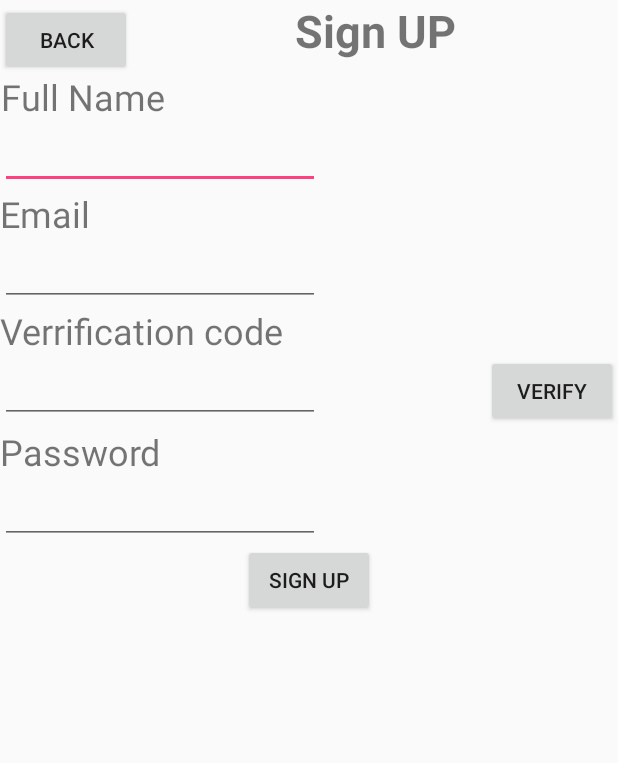
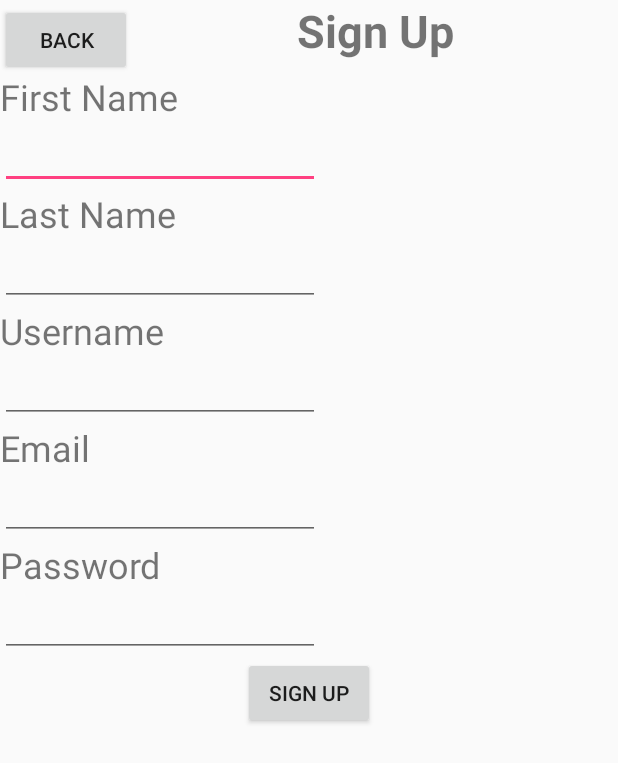
Before and after one commit to CSE403DEATHEATERS/cse403-16au-ACal, an Android app: the SignUPActivity screen opened directly, with no data from a screen before it, on a phone screen of 412 x 824 dp. Shown: the top 763 px of the screen. Run offline under Robolectric (Android 15) with nearby library versions, the phone set to English and light mode, and no system bars.

Commit message:
Login WORKS Signup WORKS

```diff
--- a/app/src/main/res/layout/activity_main.xml
+++ b/app/src/main/res/layout/activity_main.xml
@@ -22,4 +22,5 @@
         app:headerLayout="@layout/nav_header_main"
         app:menu="@menu/activity_main_drawer" />
 
+
 </android.support.v4.widget.DrawerLayout>
--- a/app/src/main/res/layout/login.xml
+++ b/app/src/main/res/layout/login.xml
@@ -34,7 +34,7 @@
         android:layout_height="45dp">
 
         <TextView
-            android:text="Email/Username"
+            android:text="Username"
             android:layout_width="wrap_content"
             android:layout_height="wrap_content"
             android:id="@+id/login_username_textview"
--- a/app/src/main/res/layout/nav_header_main.xml
+++ b/app/src/main/res/layout/nav_header_main.xml
@@ -10,7 +10,8 @@
     android:paddingLeft="@dimen/activity_horizontal_margin"
     android:paddingRight="@dimen/activity_horizontal_margin"
     android:paddingTop="@dimen/activity_vertical_margin"
-    android:theme="@style/ThemeOverlay.AppCompat.Dark">
+    android:theme="@style/ThemeOverlay.AppCompat.Dark"
+    android:id="@+id/nav_header">
 
     <ImageView
         android:id="@+id/imageView"
--- a/app/src/main/res/layout/sign_up_page.xml
+++ b/app/src/main/res/layout/sign_up_page.xml
@@ -29,7 +29,7 @@
                         android:id="@+id/signup_back_button" />
 
                     <TextView
-                        android:text="Sign UP"
+                        android:text="Sign Up"
                         android:layout_width="wrap_content"
                         android:layout_height="wrap_content"
                         android:id="@+id/textView"
@@ -41,14 +41,42 @@
             </RelativeLayout>
 
             <RelativeLayout
+            android:layout_width="match_parent"
+            android:layout_height="match_parent">
+
+            <TextView
+                android:text="First Name"
+                android:layout_width="wrap_content"
+                android:layout_height="wrap_content"
+                android:id="@+id/textView4"
+                android:textAlignment="center"
+                android:textSize="24sp" />
+        </RelativeLayout>
+
+            <RelativeLayout
+                android:layout_width="match_parent"
+                android:layout_height="match_parent">
+
+                <EditText
+                    android:layout_width="wrap_content"
+                    android:layout_height="wrap_content"
+                    android:inputType="textPersonName"
+                    android:ems="10"
+                    android:id="@+id/sign_up_firstname"
+                    android:layout_alignParentTop="true"
+                    android:layout_alignParentLeft="true"
+                    android:layout_alignParentStart="true" />
+            </RelativeLayout>
+
+            <RelativeLayout
                 android:layout_width="match_parent"
                 android:layout_height="match_parent">
 
                 <TextView
-                    android:text="Full Name"
+                    android:text="Last Name"
                     android:layout_width="wrap_content"
                     android:layout_height="wrap_content"
-                    android:id="@+id/textView4"
+                    android:id="@+id/textView10"
                     android:textAlignment="center"
                     android:textSize="24sp" />
             </RelativeLayout>
@@ -62,7 +90,32 @@
                     android:layout_height="wrap_content"
                     android:inputType="textPersonName"
                     android:ems="10"
-                    android:id="@+id/editText" />
+                    android:id="@+id/sign_up_lastname" />
+            </RelativeLayout>
+
+            <RelativeLayout
+                android:layout_width="match_parent"
+                android:layout_height="match_parent">
+
+                <TextView
+                    android:text="Username"
+                    android:layout_width="wrap_content"
+                    android:layout_height="wrap_content"
+                    android:id="@+id/textView11"
+                    android:textAlignment="center"
+                    android:textSize="24sp" />
+            </RelativeLayout>
+
+            <RelativeLayout
+                android:layout_width="match_parent"
+                android:layout_height="match_parent">
+
+                <EditText
+                    android:layout_width="wrap_content"
+                    android:layout_height="wrap_content"
+                    android:inputType="textPersonName"
+                    android:ems="10"
+                    android:id="@+id/sign_up_username" />
             </RelativeLayout>
 
             <RelativeLayout
@@ -84,45 +137,21 @@
                 <EditText
                     android:layout_width="wrap_content"
                     android:layout_height="wrap_content"
-                    android:inputType="textPersonName"
+                    android:inputType="textEmailAddress"
                     android:ems="10"
-                    android:id="@+id/editText2" />
+                    android:id="@+id/sign_up_email" />
             </RelativeLayout>
 
             <RelativeLayout
                 android:layout_width="match_parent"
                 android:layout_height="match_parent">
 
-                <TextView
-                    android:text="Verrification code"
-                    android:layout_width="wrap_content"
-                    android:layout_height="wrap_content"
-                    android:id="@+id/textView6"
-                    android:textSize="24sp" />
             </RelativeLayout>
 
             <RelativeLayout
                 android:layout_width="match_parent"
                 android:layout_height="match_parent">
 
-                <EditText
-                    android:layout_width="wrap_content"
-                    android:layout_height="wrap_content"
-                    android:inputType="textPersonName"
-                    android:ems="10"
-                    android:id="@+id/editText3"
-                    android:layout_alignParentTop="true"
-                    android:layout_alignParentLeft="true"
-                    android:layout_alignParentStart="true" />
-
-                <Button
-                    android:text="Verify"
-                    android:layout_width="wrap_content"
-                    android:layout_height="wrap_content"
-                    android:id="@+id/signup_verify_button"
-                    android:layout_alignParentTop="true"
-                    android:layout_alignParentRight="true"
-                    android:layout_alignParentEnd="true" />
             </RelativeLayout>
 
             <RelativeLayout
@@ -144,9 +173,9 @@
                 <EditText
                     android:layout_width="wrap_content"
                     android:layout_height="wrap_content"
-                    android:inputType="textPersonName"
+                    android:inputType="text|textPersonName"
                     android:ems="10"
-                    android:id="@+id/editText4" />
+                    android:id="@+id/sign_up_password" />
             </RelativeLayout>
 
             <RelativeLayout
--- a/app/src/main/res/menu/activity_main_drawer.xml
+++ b/app/src/main/res/menu/activity_main_drawer.xml
@@ -10,9 +10,6 @@
         <item
             android:title="Friends"
             android:id="@+id/nav_friends" />
-        <item
-            android:id="@+id/test_invite_friends"
-            android:title="Test" />
         <item
             android:id="@+id/nav_event_pool"
             android:title="Event Pool" />
```
Also changed, not shown: app/src/main/java/com/acalendar/acal/InviteFriendsFragment.java (+34 -13 lines), app/src/main/java/com/acalendar/acal/InvokeAPISample.java (+42 -43 lines), app/src/main/java/com/acalendar/acal/Login/FrontPageActivity.java (+7 -0 lines), app/src/main/java/com/acalendar/acal/Login/LoginActivity.java (+24 -18 lines), app/src/main/java/com/acalendar/acal/Login/LoginedAccount.java (+37 -11 lines), app/src/main/java/com/acalendar/acal/Login/SignUPActivity.java (+31 -7 lines), app/src/main/java/com/acalendar/acal/MainActivity.java (+19 -3 lines).
